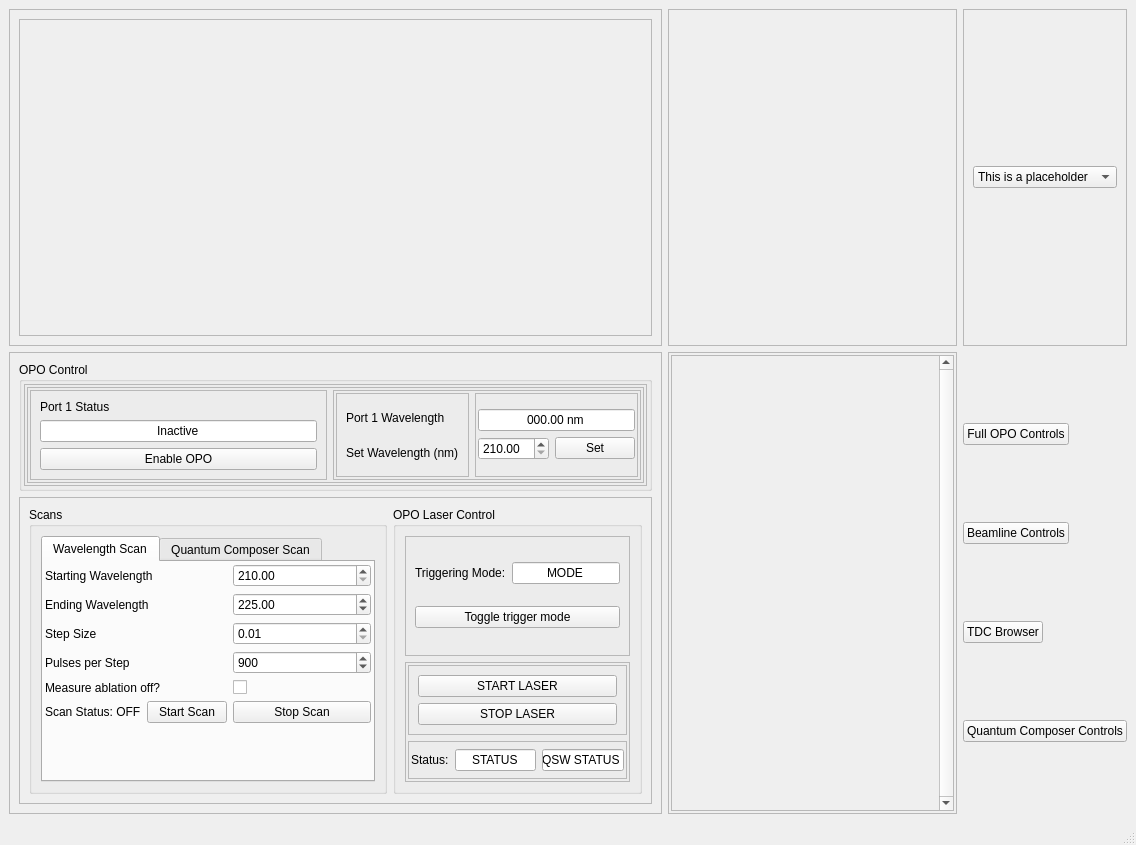
Above: BigGUI.ui from gmondee/BigGUI before the change. Below: the same form after it.
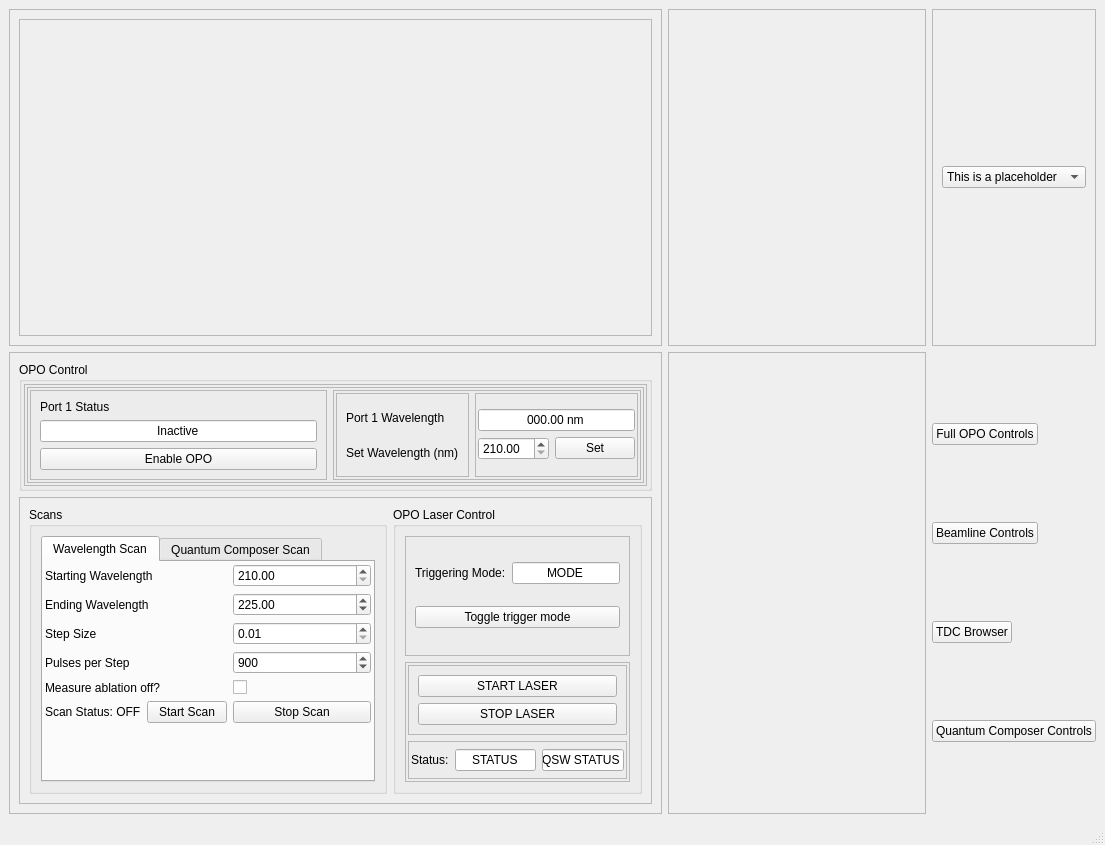
That is the form after the change. Icons and pictures are not drawn.

Commit message: pressure frame

```diff
--- a/BigGUI.ui
+++ b/BigGUI.ui
@@ -6,7 +6,7 @@
    <rect>
     <x>0</x>
     <y>0</y>
-    <width>1136</width>
+    <width>1105</width>
     <height>845</height>
    </rect>
   </property>
@@ -1038,55 +1038,6 @@
          <property name="bottomMargin">
           <number>2</number>
          </property>
-         <item>
-          <widget class="QScrollArea" name="scrollArea">
-           <property name="sizePolicy">
-            <sizepolicy hsizetype="Expanding" vsizetype="Expanding">
-             <horstretch>0</horstretch>
-             <verstretch>0</verstretch>
-            </sizepolicy>
-           </property>
-           <property name="verticalScrollBarPolicy">
-            <enum>Qt::ScrollBarPolicy::ScrollBarAlwaysOn</enum>
-           </property>
-           <property name="horizontalScrollBarPolicy">
-            <enum>Qt::ScrollBarPolicy::ScrollBarAlwaysOff</enum>
-           </property>
-           <property name="widgetResizable">
-            <bool>true</bool>
-           </property>
-           <widget class="QWidget" name="scrollAreaWidgetContents">
-            <property name="geometry">
-             <rect>
-              <x>0</x>
-              <y>0</y>
-              <width>87</width>
-              <height>512</height>
-             </rect>
-            </property>
-            <property name="sizePolicy">
-             <sizepolicy hsizetype="Preferred" vsizetype="Expanding">
-              <horstretch>0</horstretch>
-              <verstretch>0</verstretch>
-             </sizepolicy>
-            </property>
-            <layout class="QVBoxLayout" name="verticalLayout_7">
-             <property name="leftMargin">
-              <number>2</number>
-             </property>
-             <property name="topMargin">
-              <number>2</number>
-             </property>
-             <property name="rightMargin">
-              <number>2</number>
-             </property>
-             <property name="bottomMargin">
-              <number>2</number>
-             </property>
-            </layout>
-           </widget>
-          </widget>
-         </item>
         </layout>
        </widget>
       </item>
```
Left out of the diff: 4 changed lines with no effect on the pictures. The commit also changes 1 other file.
